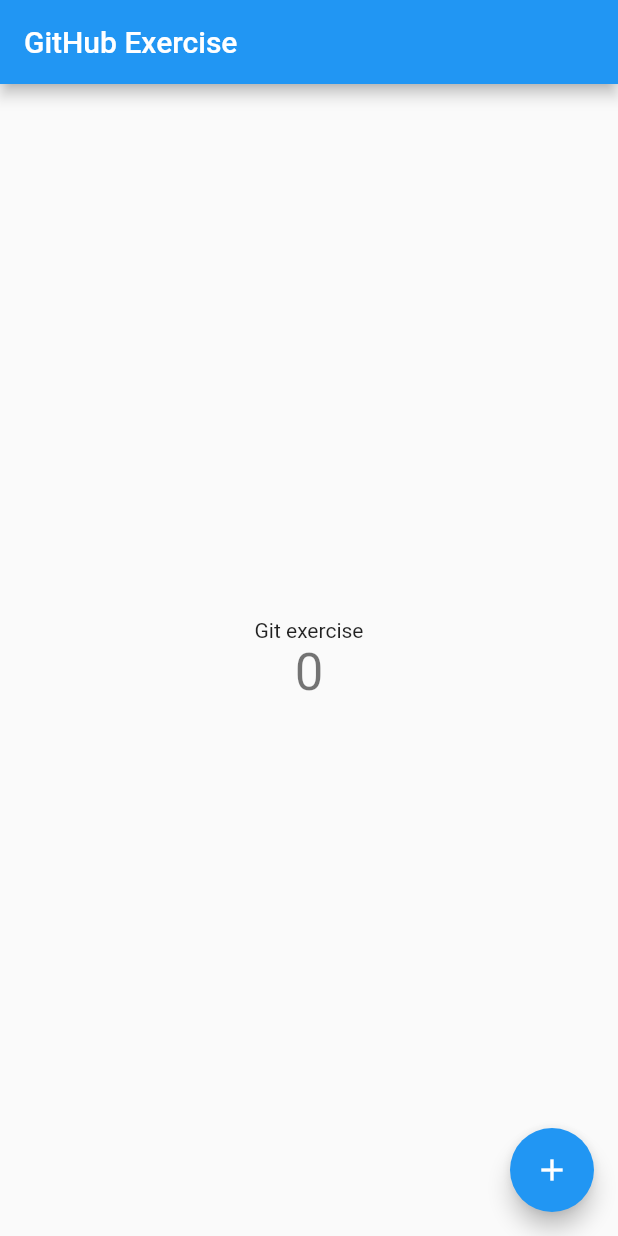
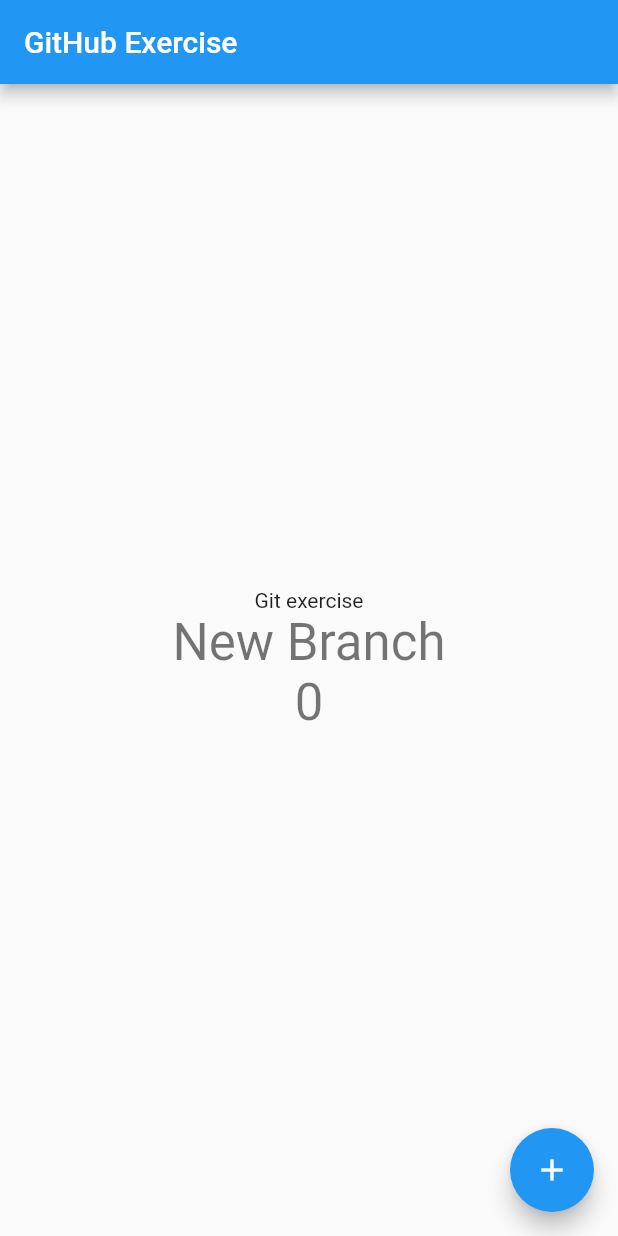
Before and after one commit to bat01/Git-Exercise-Flutter-app, a Flutter app: the screen it shows after launch, on a phone screen of 412 x 824 dp. Run offline on Flutter 3.47's test engine with Material 2 defaults, Android fonts, the phone set to English and light mode, and no system bars.

Commit message:
add new text

```diff
--- a/lib/main.dart
+++ b/lib/main.dart
@@ -101,6 +101,10 @@ class _MyHomePageState extends State<MyHomePage> {
               'Git exercise',
             ),
             Text(
+              'New Branch',
+              style: Theme.of(context).textTheme.headline4,
+            ),
+            Text(
               '$_counter',
               style: Theme.of(context).textTheme.headline4,
             ),
```
